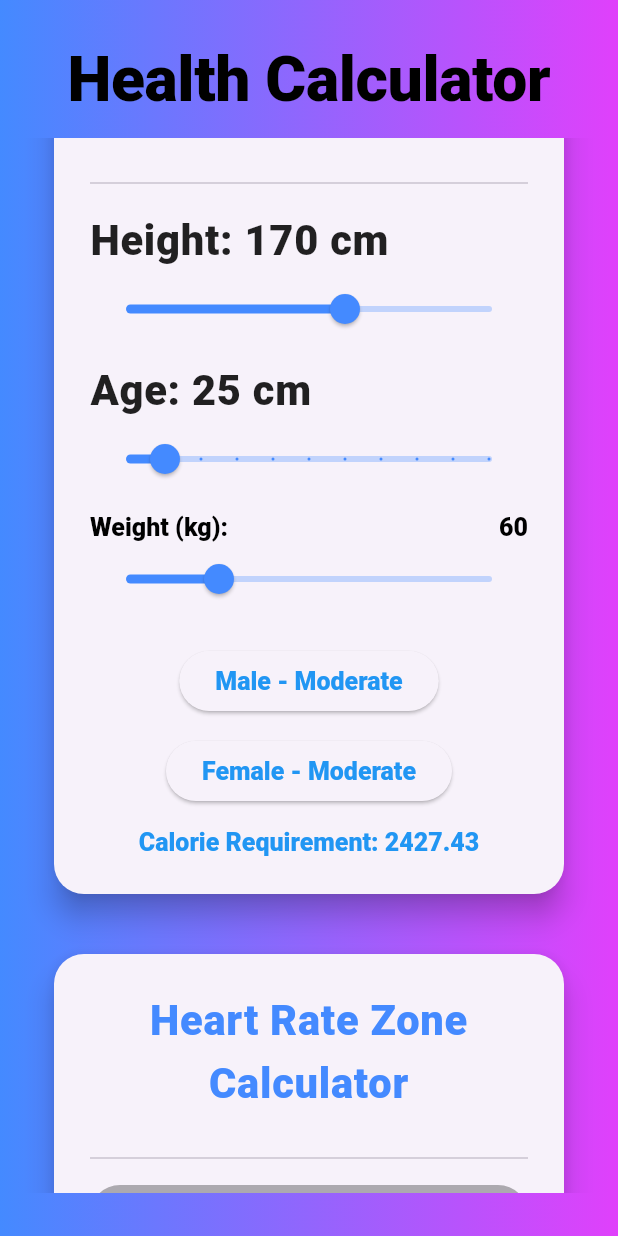
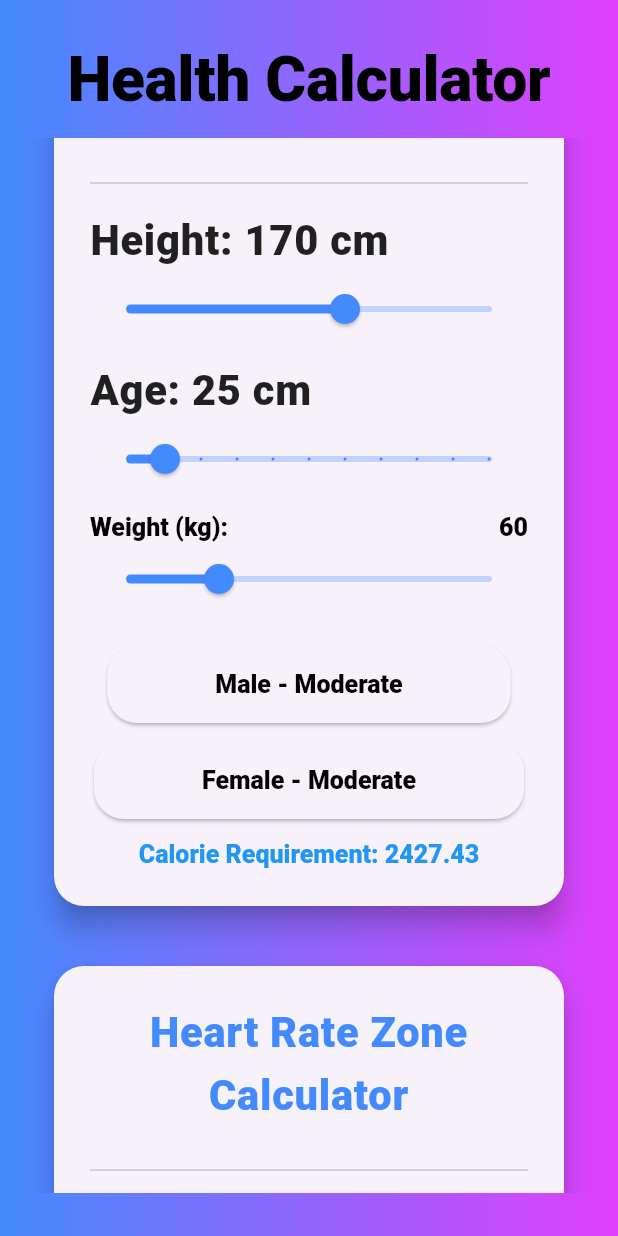
Before and after one commit to MuhammadAqeel1209/Flutter_Project_University, a Flutter app: the Calculations screen opened directly, scrolled down 576 dp, after a tap on "Male - Moderate", on a phone screen of 412 x 824 dp. Run offline on Flutter 3.47's test engine with Material 3 defaults, Android fonts, the phone set to English and light mode, and no system bars; our stand-ins replace font_awesome_flutter, google_fonts.

Commit message:
last change in fromtend

```diff
--- a/gym_app/lib/bmi_calculator.dart
+++ b/gym_app/lib/bmi_calculator.dart
@@ -2,6 +2,8 @@ import 'package:flutter/material.dart';
 import 'dart:math';
 
 import 'package:gym_app/slider.dart';
+
+import 'button.dart';
 
 class BMICalculator extends StatefulWidget {
   const BMICalculator({super.key});
@@ -83,17 +85,12 @@ class _BMICalculatorState extends State<BMICalculator> {
                   inactiveColor: Colors.blueAccent.withOpacity(0.3),
                 ),
                 const SizedBox(height: 20),
-                ElevatedButton(
-                  onPressed: calculateBMI,
-                  style: ElevatedButton.styleFrom(
-                    padding: const EdgeInsets.symmetric(horizontal: 40, vertical: 15),
-                    shape: RoundedRectangleBorder(
-                      borderRadius: BorderRadius.circular(20),
-                    ),
-                  ),
-                  child:  Text("Calculate BMI", style:Theme.of(context).textTheme.headlineSmall?.copyWith(color: Colors.blue),
-                  ),
+                CustomButton(
+                  text: "Calculate BMI",
+                  size: Theme.of(context).textTheme.headlineSmall!,
+                  onPressed: calculateBMI
                 ),
+
                 const SizedBox(height: 20),
                 if (result.isNotEmpty)
                   Text(
--- a/gym_app/lib/button.dart
+++ b/gym_app/lib/button.dart
@@ -3,23 +3,33 @@ import 'package:flutter/material.dart';
 class CustomButton extends StatelessWidget {
   final String text;
   final VoidCallback onPressed;
+  final TextStyle size;
 
   const CustomButton({
     super.key,
     required this.text,
     required this.onPressed,
+    required this.size
   });
 
   @override
   Widget build(BuildContext context) {
     return ElevatedButton(
       style: ElevatedButton.styleFrom(
-        fixedSize: const Size(200, 50),
+        shape: RoundedRectangleBorder(
+          borderRadius: BorderRadius.circular(20.0),
+        ),
       ),
       onPressed: onPressed,
-      child: Text(
-        text,
-        style: Theme.of(context).textTheme.bodyMedium,
+      child: Padding(
+        padding: const EdgeInsets.symmetric(
+          horizontal: 48.0,
+          vertical: 15.0,
+        ),
+        child: Text(
+          text,
+          style: size,
+        ),
       ),
     );
   }
--- a/gym_app/lib/calorierequirementcalculator.dart
+++ b/gym_app/lib/calorierequirementcalculator.dart
@@ -1,5 +1,7 @@
 import 'package:flutter/material.dart';
 import 'package:gym_app/slider.dart';
+
+import 'button.dart';
 
 class CalorieRequirementCalculator extends StatefulWidget {
   const CalorieRequirementCalculator({super.key});
@@ -35,7 +37,8 @@ class _CalorieRequirementCalculatorState
       child: Padding(
         padding: const EdgeInsets.all(16.0),
         child: Card(
-          shape: RoundedRectangleBorder(borderRadius: BorderRadius.circular(20)),
+          shape:
+              RoundedRectangleBorder(borderRadius: BorderRadius.circular(20)),
           elevation: 8,
           child: Padding(
             padding: const EdgeInsets.all(24.0),
@@ -46,9 +49,9 @@ class _CalorieRequirementCalculatorState
                   textAlign: TextAlign.center,
                   "Calorie Requirement Calculator",
                   style: Theme.of(context).textTheme.bodyLarge?.copyWith(
-                    color: Colors.blueAccent,
-                    fontWeight: FontWeight.bold,
-                  ),
+                        color: Colors.blueAccent,
+                        fontWeight: FontWeight.bold,
+                      ),
                 ),
                 const SizedBox(height: 20),
                 const Divider(),
@@ -106,42 +109,32 @@ class _CalorieRequirementCalculatorState
                   inactiveColor: Colors.blueAccent.withOpacity(0.3),
                 ),
                 const SizedBox(height: 20),
+                // Male Button
 
-                // Male Button
-                ElevatedButton(
+                CustomButton(
+                  text: "Male - Moderate",
+                  size: Theme.of(context).textTheme.headlineSmall!,
                   onPressed: () => calculateCalories('male', 1.55),
-                  child: Text(
-                    textAlign: TextAlign.center,
-                    "Male - Moderate",
-                    style: Theme.of(context)
-                        .textTheme
-                        .headlineSmall
-                        ?.copyWith(color: Colors.blue),
-                  ),
                 ),
                 const SizedBox(height: 12),
 
                 // Female Button
-                ElevatedButton(
+                CustomButton(
+                  text: "Female - Moderate",
+                  size: Theme.of(context).textTheme.headlineSmall!,
                   onPressed: () => calculateCalories('female', 1.55),
-                  child: Text(
-                    textAlign: TextAlign.center,
-                    "Female - Moderate",
-                    style: Theme.of(context)
-                        .textTheme
-                        .headlineSmall
-                        ?.copyWith(color: Colors.blue),
-                  ),
                 ),
+
                 const SizedBox(height: 12),
 
                 // Display Calorie Requirement
                 if (calorieRequirement != null)
                   Text(
                     "Calorie Requirement: ${calorieRequirement!.toStringAsFixed(2)}",
-                    style: Theme.of(context).textTheme.headlineSmall?.copyWith(
-                      color: Colors.blue
-                    ),
+                    style: Theme.of(context)
+                        .textTheme
+                        .headlineSmall
+                        ?.copyWith(color: Colors.blue),
                   ),
               ],
             ),
--- a/gym_app/lib/heatratezone.dart
+++ b/gym_app/lib/heatratezone.dart
@@ -1,6 +1,8 @@
 import 'package:flutter/material.dart';
 import 'package:flutter/services.dart';
 import 'package:gym_app/text_field.dart';
+
+import 'button.dart';
 class HeartRateZoneCalculator extends StatefulWidget {
   const HeartRateZoneCalculator({super.key});
 
@@ -82,21 +84,10 @@ class _HeartRateZoneCalculatorState extends State<HeartRateZoneCalculator> {
                   keyboardType: TextInputType.number,
                 ),
                 const SizedBox(height: 20),
-                ElevatedButton(
-                  onPressed: calculateHeartRateZones,
-                  style: ElevatedButton.styleFrom(
-                    padding: const EdgeInsets.symmetric(
-                        horizontal: 40, vertical: 15),
-                    shape: RoundedRectangleBorder(
-                      borderRadius: BorderRadius.circular(20),
-                    ),
-                  ),
-                  child: Text(
-                    "Calculate Heart Rate",
-                    style: Theme.of(context)
-                        .textTheme.headlineSmall
-                        ?.copyWith(color: Colors.blue),
-                  ),
+                CustomButton(
+                    text: "Calculate Heart Rate",
+                    size: Theme.of(context).textTheme.headlineSmall!,
+                    onPressed: calculateHeartRateZones
                 ),
                 const SizedBox(height: 20),
                 if (mhr != null)
--- a/gym_app/lib/idealbodyweight.dart
+++ b/gym_app/lib/idealbodyweight.dart
@@ -1,5 +1,6 @@
 import 'package:flutter/material.dart';
 import 'package:gym_app/text_field.dart';
+import 'button.dart';
 
 class IBWCalculator extends StatefulWidget {
   const IBWCalculator({super.key});
@@ -10,12 +11,24 @@ class IBWCalculator extends StatefulWidget {
 
 class _IBWCalculatorState extends State<IBWCalculator> {
   final TextEditingController heightController = TextEditingController();
-  String gender = 'male';
+  String? gender;
   double? ibw;
 
   void calculateIBW() {
     double heightCm = double.tryParse(heightController.text) ?? 0;
 
+    // Check if gender is selected
+    if (gender == null || gender!.isEmpty) {
+      setState(() {
+        ibw = null;
+      });
+      ScaffoldMessenger.of(context).showSnackBar(
+        const SnackBar(content: Text('Please select a gender.')),
+      );
+      return;
+    }
+
+    // Check if height is valid
     if (heightCm <= 0) {
       setState(() {
         ibw = null;
@@ -23,14 +36,12 @@ class _IBWCalculatorState extends State<IBWCalculator> {
       return;
     }
 
+    // Perform IBW calculation
     setState(() {
-      if (gender == 'male') {
-        // Using metric formula for males
-        double heightInMeters = heightCm / 100;
+      double heightInMeters = heightCm / 100;
+      if (gender == 'Male') {
         ibw = 22 * (heightInMeters * heightInMeters);
       } else {
-        // Using metric formula for females
-        double heightInMeters = heightCm / 100;
         ibw = 21 * (heightInMeters * heightInMeters);
       }
     });
@@ -69,41 +80,24 @@ class _IBWCalculatorState extends State<IBWCalculator> {
                   keyboardType: TextInputType.number,
                 ),
                 const SizedBox(height: 20),
-                Row(
-                  mainAxisAlignment: MainAxisAlignment.center,
-                  children: [
-                    ElevatedButton(
-                      onPressed: () {
-                        setState(() {
-                          gender = 'male';
-                        });
-                      },
-                      child: Text("Male",style: Theme.of(context).textTheme.headlineSmall
-                      ),
-                    ),
-                    const SizedBox(width: 20),
-                    ElevatedButton(
-                      onPressed: () {
-                        setState(() {
-                          gender = 'female';
-                        });
-                      },
-                      child:  Text("Female",style: Theme.of(context).textTheme.headlineSmall
-                      ),
-                    ),
-                  ],
+                DropdownInput(
+                  value: gender,
+                  prefixIcon: Icons.person,
+                  hintText: 'Select Gender',
+                  items: const ['Male', 'Female'],
+                  onChanged: (value) {
+                    setState(() {
+                      gender = value;
+                    });
+                  },
+                  validator: (value) =>
+                  value == null ? 'Please select a gender' : null,
                 ),
                 const SizedBox(height: 20),
-                ElevatedButton(
+                CustomButton(
+                  text: "Calculate IBW",
+                  size: Theme.of(context).textTheme.headlineSmall!,
                   onPressed: calculateIBW,
-                  style: ElevatedButton.styleFrom(
-                    padding: const EdgeInsets.symmetric(horizontal: 40, vertical: 15),
-                    shape: RoundedRectangleBorder(borderRadius: BorderRadius.circular(20)),
-                  ),
-                  child: Text(
-                    "Calculate IBW",
-                    style: Theme.of(context).textTheme.headlineSmall?.copyWith(color: Colors.blue),
-                  ),
                 ),
                 const SizedBox(height: 20),
                 if (ibw != null)
--- a/gym_app/lib/package.dart
+++ b/gym_app/lib/package.dart
@@ -140,6 +140,7 @@ class _MembershipPageState extends State<MembershipPage> {
                         const SizedBox(height: 10),
                         CustomButton(
                           text: "Buy Now",
+                          size: Theme.of(context).textTheme.bodyMedium!,
                           onPressed: () {
                             Navigator.push(
                               context,
```
Also changed, not shown: gym_app/lib/login.dart (+13 -17 lines), gym_app/lib/macronutrient_Breakdown_Calculator.dart (+34 -18 lines), gym_app/lib/signup.dart (+6 -12 lines), gym_app/lib/trainer.dart (+13 -16 lines), gym_app/lib/water_intake_calculator.dart (+8 -11 lines).
